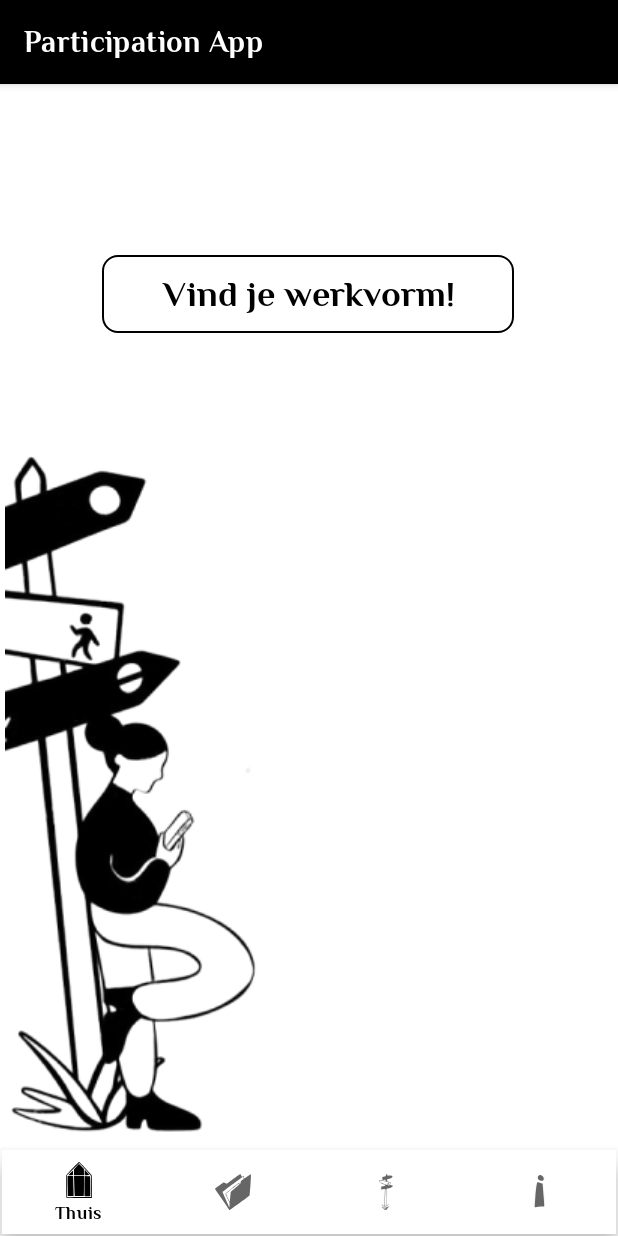
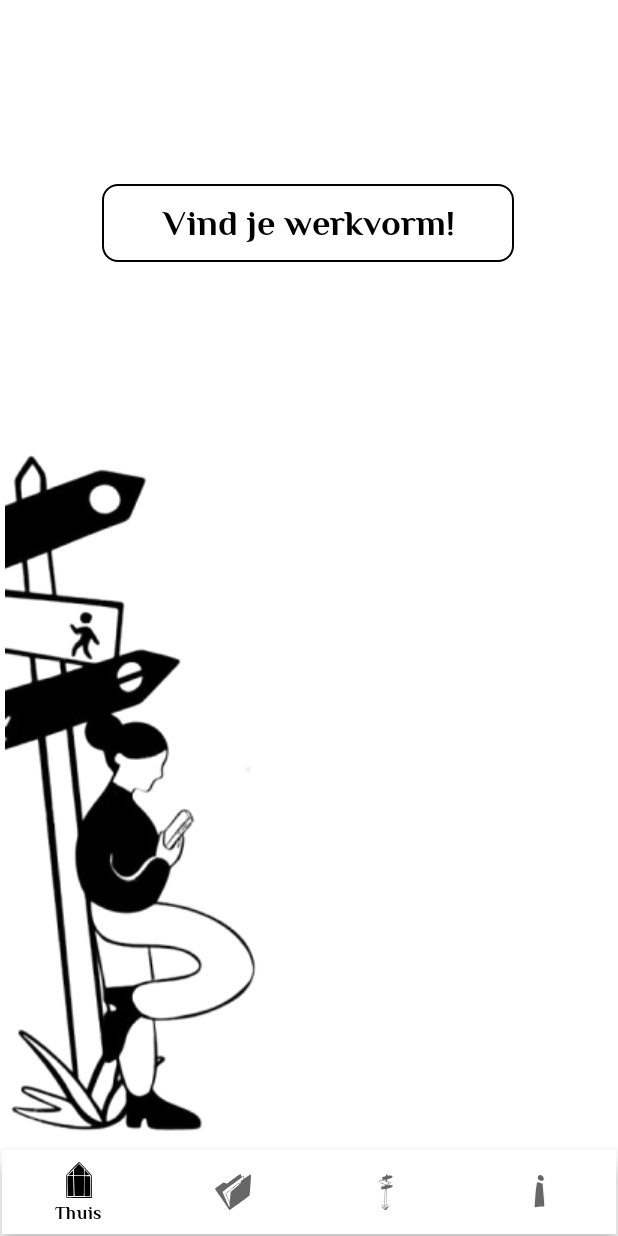
Before and after one commit to phenningsson/Gesallprov, an Android app: the screen it shows after launch (MainActivity), on a phone screen of 412 x 824 dp. Run offline under Robolectric (Android 15) with nearby library versions, the phone set to English and light mode, and no system bars.

Commit message:
Disallow Dark Mode so that no purple mode is shown if the user is not using light mode and removed app name banner at the top of the screen.
 TODO:
Change image to higher res image on the home page, change name of the app and app icon launcher.

```diff
--- a/app/src/main/AndroidManifest.xml
+++ b/app/src/main/AndroidManifest.xml
@@ -15,6 +15,12 @@
         android:supportsRtl="true"
         android:theme="@style/Theme.Gesallprov"
         tools:targetApi="31">
+
+        <!-- Force light mode -->
+        <meta-data
+            android:name="androidx.appcompat.app.AppCompatDelegate.DefaultNightMode"
+            android:value="MODE_NIGHT_NO" />
+
         <activity
             android:name=".MainActivity"
             android:exported="true">
--- a/app/src/main/res/values-night/themes.xml
+++ b/app/src/main/res/values-night/themes.xml
@@ -1,17 +1,26 @@
 <resources xmlns:tools="http://schemas.android.com/tools">
-    <!-- Base application theme. -->
-    <style name="Theme.Gesallprov" parent="Theme.MaterialComponents.Light.DarkActionBar">
-        <!-- Primary brand color. -->
-        <item name="colorPrimary">@color/purple_200</item>
-        <item name="colorPrimaryVariant">@color/purple_700</item>
-        <item name="colorOnPrimary">@color/black</item>
-        <!-- Secondary brand color. -->
+    <!-- Deze xml-bestand bevat het standaardthema van de applicatie -->
+
+    <!-- Standaard thema voor de applicatie, afgeleid van het MaterialComponents thema -->
+    <style name="Theme.Gesallprov" parent="Theme.MaterialComponents.Light.NoActionBar">
+        <!-- Primaire merk kleur -->
+        <item name="colorPrimary">@color/black</item>
+        <item name="colorPrimaryVariant">#1A0187</item>
+        <item name="colorOnPrimary">@color/white</item>
+
+        <!-- Secundaire merk kleur -->
         <item name="colorSecondary">@color/teal_200</item>
-        <item name="colorSecondaryVariant">@color/teal_200</item>
+        <item name="colorSecondaryVariant">@color/teal_700</item>
         <item name="colorOnSecondary">@color/black</item>
-        <!-- Status bar color. -->
+
+        <!-- Kleur van de statusbalk -->
         <item name="android:statusBarColor">?attr/colorPrimaryVariant</item>
-        <!-- Customize your theme here. -->
+
+        <!-- Pas het thema hier aan -->
         <item name="android:forceDarkAllowed" tools:targetApi="q">false</item>
+
+        <!-- Lettertype -->
+        <item name="android:fontFamily">@font/philosopher_bold</item>
+        <item name="fontFamily">@font/philosopher_bold</item>
     </style>
 </resources>
--- a/app/src/main/res/values/themes.xml
+++ b/app/src/main/res/values/themes.xml
@@ -2,7 +2,7 @@
     <!-- Deze xml-bestand bevat het standaardthema van de applicatie -->
 
     <!-- Standaard thema voor de applicatie, afgeleid van het MaterialComponents thema -->
-    <style name="Theme.Gesallprov" parent="Theme.MaterialComponents.Light.DarkActionBar">
+    <style name="Theme.Gesallprov" parent="Theme.MaterialComponents.Light.NoActionBar">
         <!-- Primaire merk kleur -->
         <item name="colorPrimary">@color/black</item>
         <item name="colorPrimaryVariant">#1A0187</item>
```
